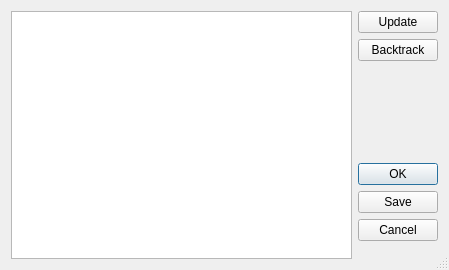
hibtc/madgui, file madgui/online/monitorwidget.ui: the form before one commit.
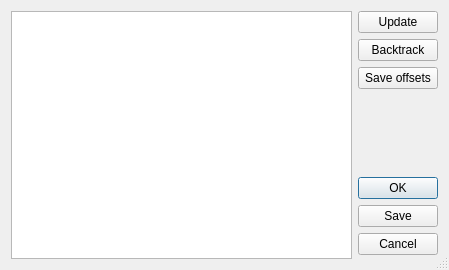
The form after the commit. Custom widgets are drawn as their Qt base class.

Commit message: Introduce offsets for monitor calibration

The edit to the form file:
```diff
--- a/madgui/online/monitorwidget.ui
+++ b/madgui/online/monitorwidget.ui
@@ -36,6 +36,13 @@
        </property>
       </widget>
      </item>
+     <item>
+      <widget class="QPushButton" name="btn_offsets">
+       <property name="text">
+        <string>Save offsets</string>
+       </property>
+      </widget>
+     </item>
      <item>
       <spacer>
        <property name="orientation">
```
The commit also changes 4 other files.
